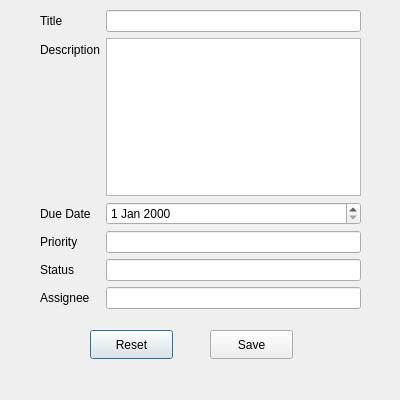
Qt form addtask.ui (jaganiravi96/Task_Manager_Application) before a commit.
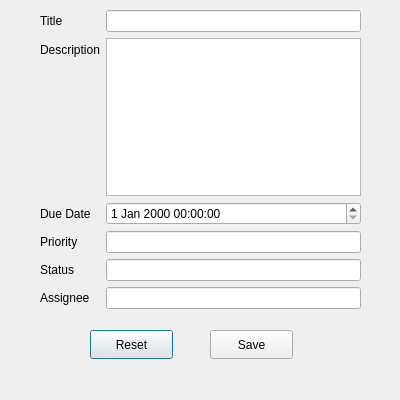
The same form after that commit.

```diff
--- a/addtask.ui
+++ b/addtask.ui
@@ -87,7 +87,7 @@
      <widget class="QLineEdit" name="txtAssignee"/>
     </item>
     <item row="2" column="1">
-     <widget class="QDateEdit" name="dtDueDate"/>
+     <widget class="QDateTimeEdit" name="dtDueDate"/>
     </item>
    </layout>
   </widget>
```
